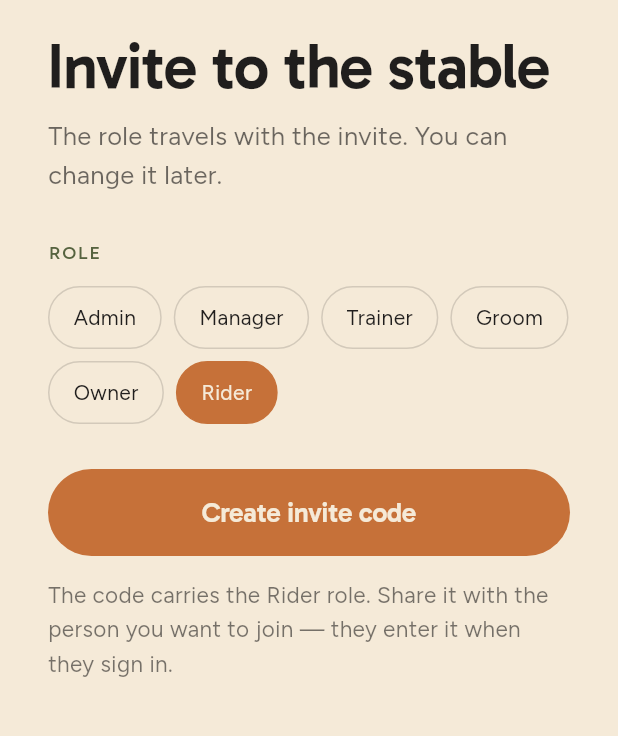
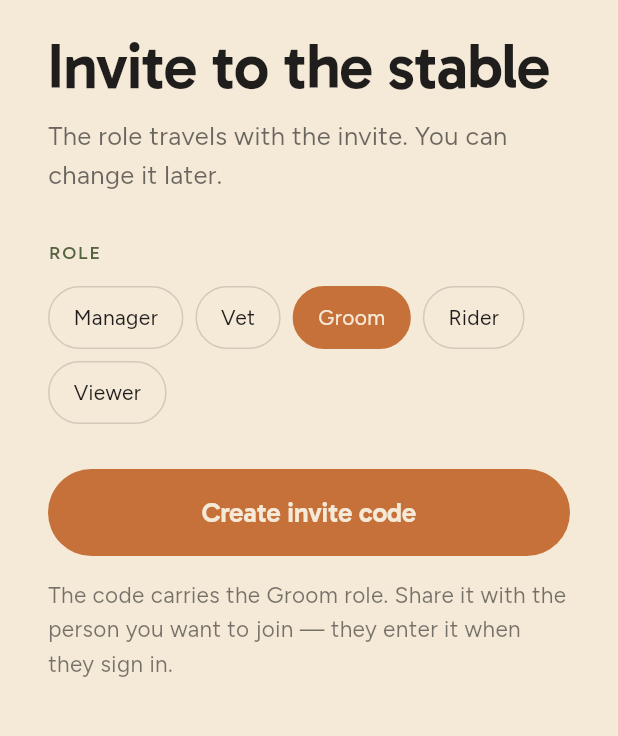
Before and after one commit to khbzyabis/stables-app, a Flutter app: the InviteScreen screen opened by its route, on a phone screen of 412 x 824 dp, the part 62-798 px from its top. Run offline on Flutter 3.47's test engine with Material 3 defaults, Android fonts, the phone set to English and light mode, and no system bars; our stand-ins replace file_picker, sentry_flutter, supabase_flutter; missing offline and left inert: posthog_flutter; accounts and stored records are empty.

Commit message:
Fix invite role downgrade (add rider role, store chosen role) and show pending-approval message to joiners

```diff
--- a/lib/data/supabase_service.dart
+++ b/lib/data/supabase_service.dart
@@ -124,8 +124,24 @@ class SupabaseService {
     }).toList();
   }
 
-  /// The five roles a member can hold, lightest to fullest access.
-  static const roles = <String>['viewer', 'groom', 'vet', 'manager', 'owner'];
+  /// The roles a member can hold, lightest to fullest access.
+  static const roles = <String>[
+    'viewer',
+    'rider',
+    'groom',
+    'vet',
+    'manager',
+    'owner',
+  ];
+
+  /// Roles you can invite someone in as (everything except owner).
+  static const invitableRoles = <String>[
+    'manager',
+    'vet',
+    'groom',
+    'rider',
+    'viewer',
+  ];
 
   /// Change a member's role. Only owners/managers can (enforced by RLS).
   static Future<void> updateMemberRole(String membershipId, String role) => _db
--- a/lib/features/people/invite_screen.dart
+++ b/lib/features/people/invite_screen.dart
@@ -4,7 +4,6 @@ import 'package:flutter/material.dart';
 import '../../data/errors.dart';
 import 'package:flutter/services.dart';
 
-import '../../data/people_data.dart';
 import '../../data/session.dart';
 import '../../data/supabase_service.dart';
 import '../../l10n/app_localizations.dart';
@@ -25,9 +24,12 @@ class InviteScreen extends StatefulWidget {
 }
 
 class _InviteScreenState extends State<InviteScreen> {
-  String _role = 'Rider';
+  String _role = 'groom';
   String? _code;
   bool _busy = false;
+
+  String _cap(String s) =>
+      s.isEmpty ? s : s[0].toUpperCase() + s.substring(1);
 
   String _makeCode() {
     const chars = 'ABCDEFGHJKLMNPQRSTUVWXYZ23456789';
@@ -83,7 +85,7 @@ class _InviteScreenState extends State<InviteScreen> {
               spacing: 8,
               runSpacing: 8,
               children: [
-                for (final r in PeopleData.roles)
+                for (final r in SupabaseService.invitableRoles)
                   GestureDetector(
                     onTap: () => setState(() {
                       _role = r;
@@ -99,7 +101,7 @@ class _InviteScreenState extends State<InviteScreen> {
                             color:
                                 r == _role ? AppColors.accent : AppColors.divider),
                       ),
-                      child: Text(r,
+                      child: Text(_cap(r),
                           style: AppText.body(14,
                               color: r == _role ? AppColors.bg : AppColors.text)),
                     ),
@@ -114,7 +116,7 @@ class _InviteScreenState extends State<InviteScreen> {
               ),
               const SizedBox(height: 14),
               Text(
-                'The code carries the $_role role. Share it with the person you '
+                'The code carries the ${_cap(_role)} role. Share it with the person you '
                 'want to join — they enter it when they sign in.',
                 style: AppText.body(15, height: 1.5, color: AppColors.ink(0.6)),
               ),
```
Also changed, not shown: lib/features/auth/create_stable_screen.dart (+31 -2 lines), lib/features/people/roles_screen.dart (+7 -0 lines), 2 other files.
